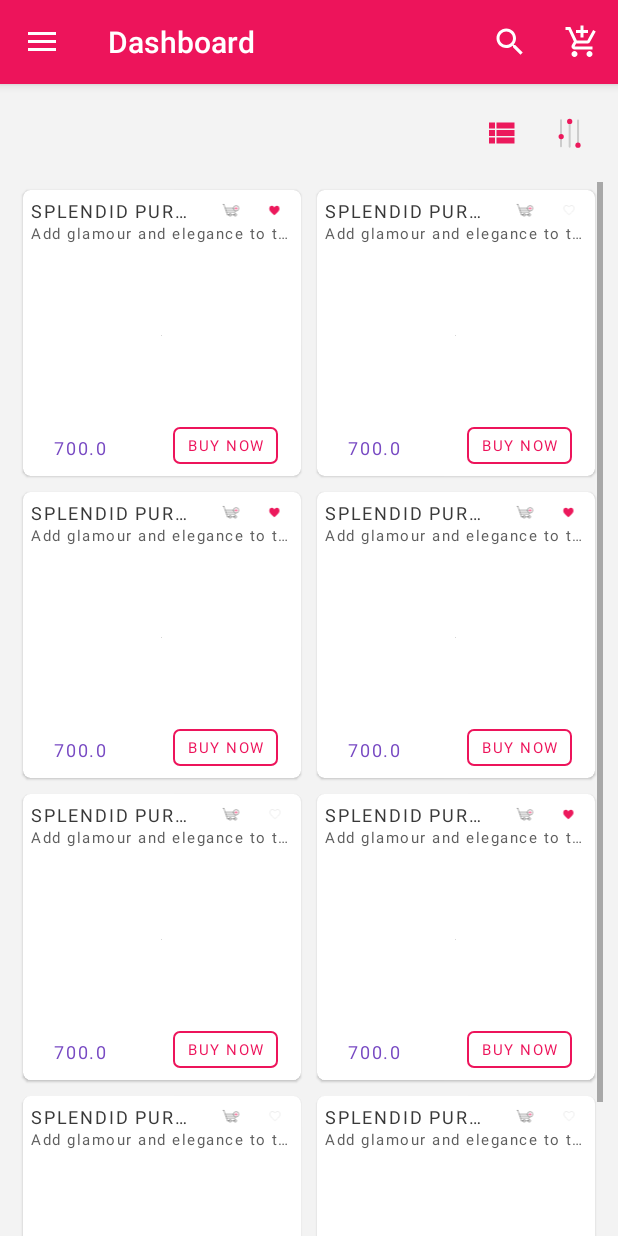
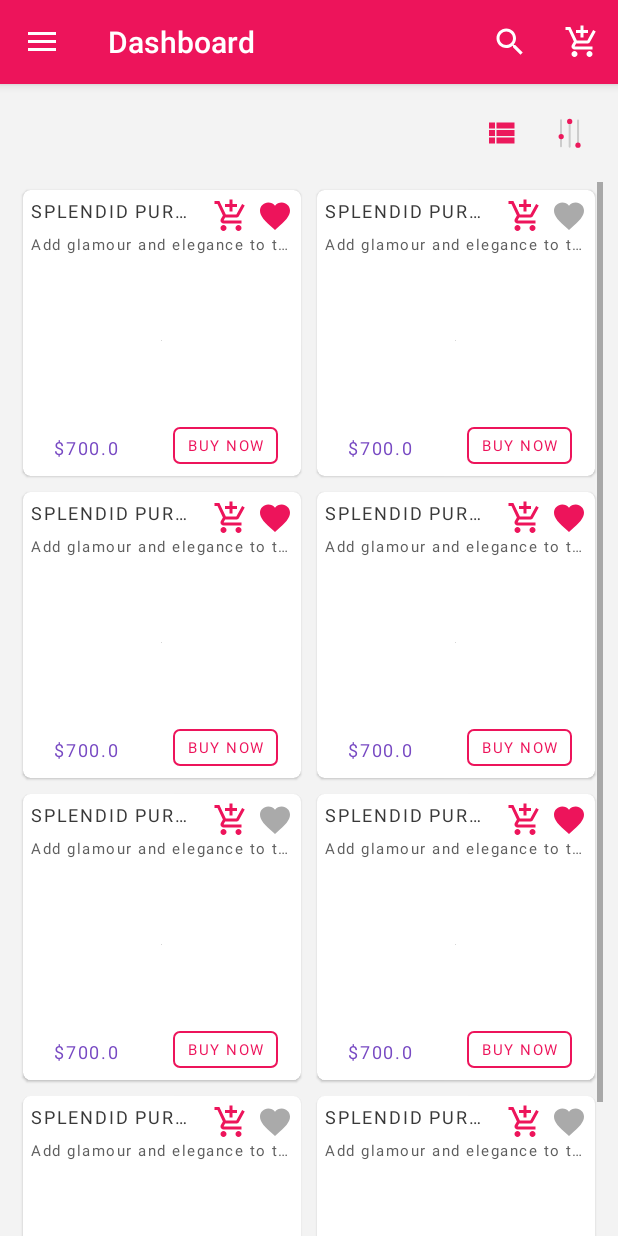
Before and after one commit to SupriyaNaveen/flowercentral-customer, an Android app: the ProductGridFragment screen opened directly, with no data from a screen before it, on a phone screen of 412 x 824 dp. Run offline under Robolectric (Android 15) with nearby library versions, the phone set to English and light mode, and no system bars; our stand-ins replace ButterKnife, Picasso; libraries missing offline, so code that uses them is left out: com.afollestad.materialdialogs; pictures from the network do not load.

Commit message:
Dashboard UI completed.

```diff
--- a/app/src/main/java/com/flowercentral/flowercentralcustomer/dashboard/adapter/ProductViewAdapter.java
+++ b/app/src/main/java/com/flowercentral/flowercentralcustomer/dashboard/adapter/ProductViewAdapter.java
@@ -25,9 +25,9 @@ import java.util.List;
  * Created by Ashish Upadhyay on 5/21/17.
  */
 
-public class ProductViewAdapter extends RecyclerView.Adapter<RecyclerView.ViewHolder>  {
+public class ProductViewAdapter extends RecyclerView.Adapter<RecyclerView.ViewHolder> {
 
-    private final String TAG = ProductViewAdapter.class.getSimpleName ();
+    private final String TAG = ProductViewAdapter.class.getSimpleName();
 
     private static final int VIEW_TYPE_EMPTY_LIST = 0;
     private static final int VIEW_TYPE_NON_EMPTY_LIST = 1;
@@ -37,7 +37,7 @@ public class ProductViewAdapter extends RecyclerView.Adapter<RecyclerView.ViewHo
     private List<Product> mProductList;
     private OnItemClickListener mItemClickListener;
 
-    public ProductViewAdapter(Context _context, int _selView, List<Product> _productList, OnItemClickListener _itemClicklister){
+    public ProductViewAdapter(Context _context, int _selView, List<Product> _productList, OnItemClickListener _itemClicklister) {
         mContext = _context;
         mSelectedView = _selView;
         mProductList = _productList;
@@ -60,31 +60,31 @@ public class ProductViewAdapter extends RecyclerView.Adapter<RecyclerView.ViewHo
     @Override
     public int getItemCount() {
         int size = 0;
-        if(mProductList != null && mProductList.size() > 0){
+        if (mProductList != null && mProductList.size() > 0) {
             size = mProductList.size();
         }
         return size;
     }
 
-    public Product getItemAtPosition(int _position){
+    public Product getItemAtPosition(int _position) {
         Product product = null;
-        if(mProductList != null && _position > 0){
-            if(_position < mProductList.size()){
+        if (mProductList != null && _position > 0) {
+            if (_position < mProductList.size()) {
                 product = mProductList.get(_position);
             }
         }
         return product;
     }
 
-    public void clear(){
-        if(mProductList!=null && mProductList.size()>0){
+    public void clear() {
+        if (mProductList != null && mProductList.size() > 0) {
             mProductList.clear();
             this.notifyDataSetChanged();
         }
     }
 
     public void addAll(List<Product> _list) {
-        if(mProductList == null){
+        if (mProductList == null) {
             mProductList = new ArrayList<Product>();
         }
         mProductList.clear();
@@ -93,7 +93,7 @@ public class ProductViewAdapter extends RecyclerView.Adapter<RecyclerView.ViewHo
     }
 
     public void addAt(Product item, int _position) {
-        if(mProductList == null){
+        if (mProductList == null) {
             mProductList = new ArrayList<Product>();
         }
         if (item != null && _position >= 0) {
@@ -102,20 +102,20 @@ public class ProductViewAdapter extends RecyclerView.Adapter<RecyclerView.ViewHo
         }
     }
 
-    public void removeAt(int _position){
-        if(mProductList != null && (_position >= 0 && _position < mProductList.size())){
+    public void removeAt(int _position) {
+        if (mProductList != null && (_position >= 0 && _position < mProductList.size())) {
             mProductList.remove(_position);
             this.notifyItemRemoved(_position);
             this.notifyItemRangeChanged(_position, mProductList.size());
 
-            if(mItemClickListener != null){
-                mItemClickListener.onItemDeleted (_position, mProductList.get(_position));
+            if (mItemClickListener != null) {
+                mItemClickListener.onItemDeleted(_position, mProductList.get(_position));
             }
         }
     }
 
     @Override
-    public RecyclerView.ViewHolder onCreateViewHolder (ViewGroup parent, int viewType) {
+    public RecyclerView.ViewHolder onCreateViewHolder(ViewGroup parent, int viewType) {
 
         RecyclerView.ViewHolder viewHolder = null;
         View view = null;
@@ -131,15 +131,15 @@ public class ProductViewAdapter extends RecyclerView.Adapter<RecyclerView.ViewHo
 
             case VIEW_TYPE_NON_EMPTY_LIST:
 
-                if(mSelectedView == AppConstant.VIEW_TYPE.GRID.ordinal ()){
+                if (mSelectedView == AppConstant.VIEW_TYPE.GRID.ordinal()) {
                     view = LayoutInflater.from(parent.getContext()).inflate(R.layout.layout_grid_item, parent, false);
                     view.setTag("VIEW_GRID_LIST");
                     viewHolder = new ViewGridHolder(view);
-                }else if(mSelectedView == AppConstant.VIEW_TYPE.LIST.ordinal ()){
+                } else if (mSelectedView == AppConstant.VIEW_TYPE.LIST.ordinal()) {
                     view = LayoutInflater.from(parent.getContext()).inflate(R.layout.layout_list_item, parent, false);
                     view.setTag("VIEW_LIST");
                     viewHolder = new ViewListHolder(view);
-                }else{
+                } else {
                     view = LayoutInflater.from(parent.getContext()).inflate(R.layout.layout_grid_item, parent, false);
                     view.setTag("VIEW_GRID_LIST");
                     viewHolder = new ViewGridHolder(view);
@@ -153,150 +153,150 @@ public class ProductViewAdapter extends RecyclerView.Adapter<RecyclerView.ViewHo
     }
 
     @Override
-    public void onBindViewHolder (RecyclerView.ViewHolder holder, final int position) {
+    public void onBindViewHolder(RecyclerView.ViewHolder holder, final int position) {
         Product product = null;
-        if(mProductList != null && mProductList.size ()>0){
-            product = mProductList.get (position);
-        }else{
+        if (mProductList != null && mProductList.size() > 0) {
+            product = mProductList.get(position);
+        } else {
             Log.i(TAG, "Product lis is empty");
         }
 
-        if(holder instanceof ViewGridHolder){
+        if (holder instanceof ViewGridHolder) {
             ViewGridHolder gridViewHolder = (ViewGridHolder) holder;
-            gridViewHolder.txtTitle.setText (product.getTitle ());
-            gridViewHolder.txtDesc.setText (product.getDescription ());
-            gridViewHolder.txtPrice.setText (String.valueOf (product.getPrice ()));
+            gridViewHolder.txtTitle.setText(product.getTitle());
+            gridViewHolder.txtDesc.setText(product.getDescription());
+            gridViewHolder.txtPrice.setText(String.format("$%s", product.getPrice()));
 
-            if(product.isLiked ()==0){
-                gridViewHolder.imgLike.setImageDrawable (mContext.getResources().getDrawable (R.drawable.ic_product_dislike_svg));
-            }else{
-                gridViewHolder.imgLike.setImageDrawable (mContext.getResources().getDrawable (R.drawable.ic_product_like_svg));
+            if (product.isLiked() == 0) {
+                gridViewHolder.imgLike.setImageDrawable(mContext.getResources().getDrawable(R.drawable.ic_favorite_dislike));
+            } else {
+                gridViewHolder.imgLike.setImageDrawable(mContext.getResources().getDrawable(R.drawable.ic_favorite_like));
             }
 
-            if(!TextUtils.isEmpty (product.getImage ())){
-                Picasso.with(mContext).load(product.getImage ()).into(gridViewHolder.imgProduct);
-            }else{
+            if (!TextUtils.isEmpty(product.getImage())) {
+                Picasso.with(mContext).load(product.getImage()).into(gridViewHolder.imgProduct);
+            } else {
                 //Todo add default image
             }
 
-            gridViewHolder.cv_wrapperLayout.setOnClickListener (new View.OnClickListener () {
+            gridViewHolder.cv_wrapperLayout.setOnClickListener(new View.OnClickListener() {
                 @Override
-                public void onClick (View v) {
-                    if(mItemClickListener != null){
-                        mItemClickListener.onItemClicked ("item", position, mProductList.get(position));
-                    }else{
-                        Log.e (TAG, "Item Click Listener is not implemented");
+                public void onClick(View v) {
+                    if (mItemClickListener != null) {
+                        mItemClickListener.onItemClicked("item", position, mProductList.get(position));
+                    } else {
+                        Log.e(TAG, "Item Click Listener is not implemented");
                     }
                 }
             });
 
-            gridViewHolder.txtBuyNow.setOnClickListener (new View.OnClickListener () {
+            gridViewHolder.txtBuyNow.setOnClickListener(new View.OnClickListener() {
                 @Override
-                public void onClick (View v) {
-                    if(mItemClickListener != null){
-                        mItemClickListener.onItemClicked ("buy_now", position, mProductList.get(position));
-                    }else{
-                        Log.e (TAG, "Item Click Listener is not implemented");
+                public void onClick(View v) {
+                    if (mItemClickListener != null) {
+                        mItemClickListener.onItemClicked("buy_now", position, mProductList.get(position));
+                    } else {
+                        Log.e(TAG, "Item Click Listener is not implemented");
                     }
                 }
             });
 
-            gridViewHolder.imgLike.setOnClickListener (new View.OnClickListener () {
+            gridViewHolder.imgLike.setOnClickListener(new View.OnClickListener() {
                 @Override
-                public void onClick (View v) {
-                    if(mItemClickListener != null){
-                        mItemClickListener.onItemClicked ("like", position, mProductList.get(position));
-                    }else{
-                        Log.e (TAG, "Item Click Listener is not implemented");
+                public void onClick(View v) {
+                    if (mItemClickListener != null) {
+                        mItemClickListener.onItemClicked("like", position, mProductList.get(position));
+                    } else {
+                        Log.e(TAG, "Item Click Listener is not implemented");
                     }
                 }
             });
 
-            gridViewHolder.imgCart.setOnClickListener (new View.OnClickListener () {
+            gridViewHolder.imgCart.setOnClickListener(new View.OnClickListener() {
                 @Override
-                public void onClick (View v) {
-                    if(mItemClickListener != null){
-                        mItemClickListener.onItemClicked ("cart", position, mProductList.get(position));
-                    }else{
-                        Log.e (TAG, "Item Click Listener is not implemented");
+                public void onClick(View v) {
+                    if (mItemClickListener != null) {
+                        mItemClickListener.onItemClicked("cart", position, mProductList.get(position));
+                    } else {
+                        Log.e(TAG, "Item Click Listener is not implemented");
                     }
                 }
             });
 
 
-        }else if(holder instanceof ViewListHolder){
+        } else if (holder instanceof ViewListHolder) {
             ViewListHolder listViewHolder = (ViewListHolder) holder;
-            listViewHolder.txtTitle.setText (product.getTitle ());
-            listViewHolder.txtDesc.setText (product.getDescription ());
-            listViewHolder.txtPrice.setText (String.valueOf (product.getPrice ()));
+            listViewHolder.txtTitle.setText(product.getTitle());
+            listViewHolder.txtDesc.setText(product.getDescription());
+            listViewHolder.txtPrice.setText(String.format("$%S", product.getPrice()));
 
-            if(product.isLiked ()==0){
-                listViewHolder.imgLike.setImageDrawable (mContext.getResources().getDrawable (R.drawable.ic_product_dislike_svg));
-            }else{
-                listViewHolder.imgLike.setImageDrawable (mContext.getResources().getDrawable (R.drawable.ic_product_like_svg));
+            if (product.isLiked() == 0) {
+                listViewHolder.imgLike.setImageDrawable(mContext.getResources().getDrawable(R.drawable.ic_favorite_dislike));
+            } else {
+                listViewHolder.imgLike.setImageDrawable(mContext.getResources().getDrawable(R.drawable.ic_favorite_like));
             }
 
-            if(!TextUtils.isEmpty (product.getImage ())){
-                Picasso.with(mContext).load(product.getImage ()).into(listViewHolder.imgProduct);
-            }else{
+            if (!TextUtils.isEmpty(product.getImage())) {
+                Picasso.with(mContext).load(product.getImage()).into(listViewHolder.imgProduct);
+            } else {
 
             }
 
-            listViewHolder.cv_wrapperLayout.setOnClickListener (new View.OnClickListener () {
+            listViewHolder.cv_wrapperLayout.setOnClickListener(new View.OnClickListener() {
                 @Override
-                public void onClick (View v) {
-                    if(mItemClickListener != null){
-                        mItemClickListener.onItemClicked ("item", position, mProductList.get(position));
-                    }else{
-                        Log.e (TAG, "Item Click Listener is not implemented");
+                public void onClick(View v) {
+                    if (mItemClickListener != null) {
+                        mItemClickListener.onItemClicked("item", position, mProductList.get(position));
+                    } else {
+                        Log.e(TAG, "Item Click Listener is not implemented");
                     }
                 }
             });
 
-            listViewHolder.txtBuyNow.setOnClickListener (new View.OnClickListener () {
+            listViewHolder.txtBuyNow.setOnClickListener(new View.OnClickListener() {
                 @Override
-                public void onClick (View v) {
-                    if(mItemClickListener != null){
-                        mItemClickListener.onItemClicked ("buy_now", position, mProductList.get(position));
-                    }else{
-                        Log.e (TAG, "Item Click Listener is not implemented");
+                public void onClick(View v) {
+                    if (mItemClickListener != null) {
+                        mItemClickListener.onItemClicked("buy_now", position, mProductList.get(position));
+                    } else {
+                        Log.e(TAG, "Item Click Listener is not implemented");
                     }
                 }
             });
 
-            listViewHolder.imgLike.setOnClickListener (new View.OnClickListener () {
+            listViewHolder.imgLike.setOnClickListener(new View.OnClickListener() {
                 @Override
-                public void onClick (View v) {
-                    if(mItemClickListener != null){
-                        mItemClickListener.onItemClicked ("like", position, mProductList.get(position));
-                    }else{
-                        Log.e (TAG, "Item Click Listener is not implemented");
+                public void onClick(View v) {
+                    if (mItemClickListener != null) {
+                        mItemClickListener.onItemClicked("like", position, mProductList.get(position));
+                    } else {
+                        Log.e(TAG, "Item Click Listener is not implemented");
                     }
                 }
             });
 
-            listViewHolder.imgCart.setOnClickListener (new View.OnClickListener () {
+            listViewHolder.imgCart.setOnClickListener(new View.OnClickListener() {
                 @Override
-                public void onClick (View v) {
-                    if(mItemClickListener != null){
-                        mItemClickListener.onItemClicked ("cart", position, mProductList.get(position));
-                    }else{
-                        Log.e (TAG, "Item Click Listener is not implemented");
+                public void onClick(View v) {
+                    if (mItemClickListener != null) {
+                        mItemClickListener.onItemClicked("cart", position, mProductList.get(position));
+                    } else {
+                        Log.e(TAG, "Item Click Listener is not implemented");
                     }
                 }
             });
 
-        }else if(holder instanceof EmptyListViewHolder){
+        } else if (holder instanceof EmptyListViewHolder) {
             //Empty view holder
 
-        }else{
+        } else {
             // God knows
             Log.i(TAG, "Unknown View Holder");
         }
 
     }
 
-    private class ViewGridHolder extends RecyclerView.ViewHolder{
+    private class ViewGridHolder extends RecyclerView.ViewHolder {
 
         ImageView imgProduct;
         ImageView imgCart;
@@ -312,19 +312,19 @@ public class ProductViewAdapter extends RecyclerView.Adapter<RecyclerView.ViewHo
         public ViewGridHolder(View itemView) {
             super(itemView);
 
-            cv_wrapperLayout = (CardView) itemView.findViewById (R.id.product_outer_wrapper);
-            txtTitle = (TextView) itemView.findViewById (R.id.txt_item_title);
-            txtDesc = (TextView) itemView.findViewById (R.id.txt_item_desc);
-            txtPrice = (TextView) itemView.findViewById (R.id.txt_item_price);
-            txtBuyNow = (TextView) itemView.findViewById (R.id.txt_item_buy_now);
-            imgProduct = (ImageView) itemView.findViewById (R.id.img_item_image);
-            imgCart = (ImageView) itemView.findViewById (R.id.img_item_cart);
-            imgLike = (ImageView) itemView.findViewById (R.id.img_item_like);
+            cv_wrapperLayout = (CardView) itemView.findViewById(R.id.product_outer_wrapper);
+            txtTitle = (TextView) itemView.findViewById(R.id.txt_item_title);
+            txtDesc = (TextView) itemView.findViewById(R.id.txt_item_desc);
+            txtPrice = (TextView) itemView.findViewById(R.id.txt_item_price);
+            txtBuyNow = (TextView) itemView.findViewById(R.id.txt_item_buy_now);
+            imgProduct = (ImageView) itemView.findViewById(R.id.img_item_image);
+            imgCart = (ImageView) itemView.findViewById(R.id.img_item_cart);
+            imgLike = (ImageView) itemView.findViewById(R.id.img_item_like);
 
         }
     }
 
-    private class ViewListHolder extends RecyclerView.ViewHolder{
+    private class ViewListHolder extends RecyclerView.ViewHolder {
 
         ImageView imgProduct;
         ImageView imgCart;
@@ -339,18 +339,18 @@ public class ProductViewAdapter extends RecyclerView.Adapter<RecyclerView.ViewHo
 
         public ViewListHolder(View itemView) {
             super(itemView);
-            cv_wrapperLayout = (CardView) itemView.findViewById (R.id.product_outer_wrapper);
-            txtTitle = (TextView) itemView.findViewById (R.id.txt_item_title);
-            txtDesc = (TextView) itemView.findViewById (R.id.txt_item_desc);
-            txtPrice = (TextView) itemView.findViewById (R.id.txt_item_price);
-            txtBuyNow = (TextView) itemView.findViewById (R.id.txt_item_buy_now);
-            imgProduct = (ImageView) itemView.findViewById (R.id.img_item_image);
-            imgCart = (ImageView) itemView.findViewById (R.id.img_item_cart);
-            imgLike = (ImageView) itemView.findViewById (R.id.img_item_like);
+            cv_wrapperLayout = (CardView) itemView.findViewById(R.id.product_outer_wrapper);
+            txtTitle = (TextView) itemView.findViewById(R.id.txt_item_title);
+            txtDesc = (TextView) itemView.findViewById(R.id.txt_item_desc);
+            txtPrice = (TextView) itemView.findViewById(R.id.txt_item_price);
+            txtBuyNow = (TextView) itemView.findViewById(R.id.txt_item_buy_now);
+            imgProduct = (ImageView) itemView.findViewById(R.id.img_item_image);
+            imgCart = (ImageView) itemView.findViewById(R.id.img_item_cart);
+            imgLike = (ImageView) itemView.findViewById(R.id.img_item_like);
         }
     }
 
-    private class EmptyListViewHolder extends RecyclerView.ViewHolder{
+    private class EmptyListViewHolder extends RecyclerView.ViewHolder {
 
         ImageView imgNoItemFound;
         TextView txtNoItemFound;
--- /dev/null
+++ b/app/src/main/res/drawable/ic_add_to_cart_demo.xml
@@ -0,0 +1,9 @@
+<vector xmlns:android="http://schemas.android.com/apk/res/android"
+        android:width="24dp"
+        android:height="24dp"
+        android:viewportWidth="24.0"
+        android:viewportHeight="24.0">
+    <path
+        android:fillColor="@color/colorPrimary"
+        android:pathData="M11,9h2L13,6h3L16,4h-3L13,1h-2v3L8,4v2h3v3zM7,18c-1.1,0 -1.99,0.9 -1.99,2S5.9,22 7,22s2,-0.9 2,-2 -0.9,-2 -2,-2zM17,18c-1.1,0 -1.99,0.9 -1.99,2s0.89,2 1.99,2 2,-0.9 2,-2 -0.9,-2 -2,-2zM7.17,14.75l0.03,-0.12 0.9,-1.63h7.45c0.75,0 1.41,-0.41 1.75,-1.03l3.86,-7.01L19.42,4h-0.01l-1.1,2 -2.76,5L8.53,11l-0.13,-0.27L6.16,6l-0.95,-2 -0.94,-2L1,2v2h2l3.6,7.59 -1.35,2.45c-0.16,0.28 -0.25,0.61 -0.25,0.96 0,1.1 0.9,2 2,2h12v-2L7.42,15c-0.13,0 -0.25,-0.11 -0.25,-0.25z"/>
+</vector>
--- a/app/src/main/res/drawable/ic_product_like_svg.xml
+++ b/app/src/main/res/drawable/ic_product_like_svg.xml
@@ -1,4 +1,9 @@
-<vector android:height="24dp" android:viewportHeight="112.0"
-    android:viewportWidth="112.0" android:width="24dp" xmlns:android="http://schemas.android.com/apk/res/android">
-    <path android:fillColor="#EC195C" android:pathData="M53.25,76.75c23.52,-18.48 22.64,-25.06 22.64,-30.18S71.64,35.25 64.57,35.25S53.25,42.8 53.25,42.8s-4.24,-7.55 -11.32,-7.55s-11.32,6.19 -11.32,11.32S29.73,58.27 53.25,76.75z"/>
+<vector xmlns:android="http://schemas.android.com/apk/res/android"
+android:width="24dp"
+android:height="24dp"
+android:viewportHeight="112.0"
+android:viewportWidth="112.0">
+<path
+    android:fillColor="#EC195C"
+    android:pathData="M53.25,76.75c23.52,-18.48 22.64,-25.06 22.64,-30.18S71.64,35.25 64.57,35.25S53.25,42.8 53.25,42.8s-4.24,-7.55 -11.32,-7.55s-11.32,6.19 -11.32,11.32S29.73,58.27 53.25,76.75z" />
 </vector>
--- a/app/src/main/res/layout/layout_grid_item.xml
+++ b/app/src/main/res/layout/layout_grid_item.xml
@@ -29,8 +29,7 @@
                 android:layout_width="0dp"
                 android:layout_height="wrap_content"
                 android:layout_weight=".6"
-                android:orientation="vertical"
-                android:layout_alignParentStart="true">
+                android:orientation="vertical">
 
                 <TextView
                     android:id="@+id/txt_item_title"
@@ -42,14 +41,16 @@
                     android:textAllCaps="true"
                     android:maxLines="1"
                     android:ellipsize="end"
-                    android:letterSpacing=".1"/>
+                    android:letterSpacing=".1"
+                    android:layout_gravity="center_vertical"
+                    android:gravity="center_vertical"/>
 
             </LinearLayout>
 
             <LinearLayout
                 android:id="@+id/right_header_item"
                 android:layout_width="0dp"
-                android:layout_height="match_parent"
+                android:layout_height="wrap_content"
                 android:layout_weight=".4"
                 android:orientation="horizontal"
                 android:gravity="right">
@@ -58,9 +59,9 @@
                     android:id="@+id/img_item_cart"
                     android:layout_width="wrap_content"
                     android:layout_height="wrap_content"
-                    android:src="@drawable/ic_add_product_cart_svg"
-                    android:layout_marginRight="@dimen/dp5"
+                    android:src="@drawable/ic_add_to_cart_demo"
                     android:clickable="true"
+                    android:layout_marginEnd="@dimen/dp5"
                     android:foreground="?android:attr/selectableItemBackground"/>
 
                 <ImageView
```
Also changed, not shown: app/src/main/res/layout/activity_product_detail.xml (+43 -43 lines), app/src/main/res/layout/layout_list_item.xml (+13 -11 lines).
